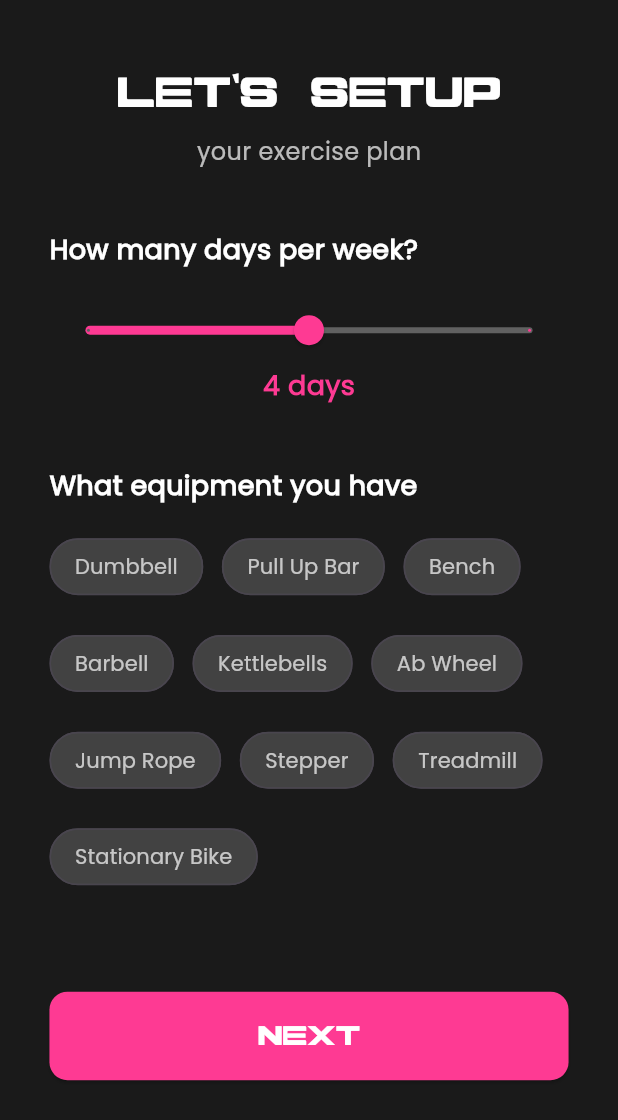
After one commit to amirhmzh02/smart_workout, a Flutter app: the WorkoutSetupScreen screen opened directly, on a phone screen of 412 x 824 dp. The commit adds this screen. Shown: the top 1120 px of the screen. Run offline on Flutter 3.47's test engine with Material 3 defaults, Android fonts, the phone set to English and light mode, and no system bars; our stand-ins replace chewie, fl_chart, flutter_secure_storage, video_player; accounts and stored records are empty; network calls fail.

Commit message:
workout page

```diff
--- a/lib/modules/main_nav.dart
+++ b/lib/modules/main_nav.dart
@@ -34,7 +34,6 @@ class _MainNavState extends State<MainNav> {
               // Center button
               _showStartWorkoutDialog();
             } else  {
-              // Allow all tabs except Explore (index 3)
               setState(() => _currentIndex = index);
             }
           }),
--- a/lib/modules/plan/diet/screen/diet_screen.dart
+++ b/lib/modules/plan/diet/screen/diet_screen.dart
@@ -1,6 +1,4 @@
 import 'dart:convert';
-import 'package:flutter/material.dart';
-import 'package:flutter_secure_storage/flutter_secure_storage.dart';
 import 'package:http/http.dart' as http;
 import 'package:fyp/modules/global_import.dart';
 import 'package:fyp/modules/plan/diet/screen/menu_screen.dart';
--- /dev/null
+++ b/lib/modules/plan/exercise/controller/workout_setup_controller.dart
@@ -0,0 +1,87 @@
+import 'dart:convert';
+import 'package:http/http.dart' as http;
+import 'package:fyp/modules/global_import.dart';
+import 'package:fyp/modules/plan/exercise/screen/workoutSetup_screen.dart';
+
+class WorkoutSetupController {
+  final FlutterSecureStorage _storage = const FlutterSecureStorage();
+
+  Future<bool> saveWorkoutPlan({
+    required int daysPerWeek,
+    required List<String> equipmentList,
+  }) async {
+    final userId = await _storage.read(key: 'userId');
+    if (userId == null) throw Exception('User ID not found');
+
+    try {
+      final response = await http.post(
+        Uri.parse('http://$activeIP/save_workout_plan.php'),
+        headers: {'Content-Type': 'application/json'},
+        body: jsonEncode({
+          'user_id': userId,
+          'days_per_week': daysPerWeek,
+          'equipment_have': equipmentList,
+        }),
+      );
+
+      final data = jsonDecode(response.body);
+      return data['success'] == true;
+    } catch (e) {
+      throw Exception('Failed to save workout plan: $e');
+    }
+  }
+
+  Future<Map<String, dynamic>> getWorkoutPlan() async {
+    final userId = await _storage.read(key: 'userId');
+    if (userId == null) throw Exception('User ID not found');
+
+    try {
+      final response = await http.get(
+        Uri.parse('http://$activeIP/get_workout_plan.php?user_id=$userId'),
+      );
+
+      final data = jsonDecode(response.body);
+      if (data['success'] == true) {
+        return {
+          'days_per_week': data['data']['day_per_week'],
+          'equipment_have':
+              List<String>.from(jsonDecode(data['data']['equipment_have'])),
+        };
+      } else {
+        throw Exception('No workout plan found');
+      }
+    } catch (e) {
+      throw Exception('Failed to fetch workout plan: $e');
+    }
+  }
+
+  static Future<int> checkUser(BuildContext context) async {
+    final FlutterSecureStorage _storage = const FlutterSecureStorage();
+    final userId = await _storage.read(key: 'userId');
+
+    if (userId == null) throw Exception('User ID not found');
+
+    try {
+      final response = await http.post(
+        Uri.parse('http://$activeIP/check_workout_plan.php'),
+        headers: {'Content-Type': 'application/json'},
+        body: jsonEncode({'user_id': userId}),
+      );
+
+      final data = jsonDecode(response.body);
+      if (data['success'] == true && data['hasPlan'] == true) {
+        return 1;
+      } else {
+        Navigator.push(
+          context,
+          MaterialPageRoute(
+            builder: (context) => const WorkoutSetupScreen(),
+          ),
+        );
+        return 0;
+      }
+    } catch (e) {
+      throw Exception('Failed to check workout plan: $e');
+    }
+  }
+}
--- /dev/null
+++ b/lib/modules/plan/exercise/screen/workoutSetup_screen.dart
@@ -0,0 +1,203 @@
+import 'package:flutter/material.dart';
+import 'package:fyp/modules/global_import.dart';
+import 'package:fyp/modules/plan/exercise/controller/workout_setup_controller.dart';
+import 'package:fyp/modules/plan/exercise/screen/workout_screen.dart';
+
+class WorkoutSetupScreen extends StatefulWidget {
+  const WorkoutSetupScreen({super.key});
+
+  @override
+  State<WorkoutSetupScreen> createState() => _WorkoutSetupScreenState();
+}
+
+class _WorkoutSetupScreenState extends State<WorkoutSetupScreen> {
+  double _workoutDays = 4; // Default to 4 days
+  final List<String> _equipment = [
+    'Dumbbell',
+    'Pull Up Bar',
+    'Bench',
+    'Barbell',
+    'Kettlebells',
+    'Ab Wheel',
+    'Jump Rope',
+    'Stepper',
+    'Treadmill',
+    'Stationary Bike',
+  ];
+  final List<String> _selectedEquipment = [];
+
+  @override
+  Widget build(BuildContext context) {
+    final screenHeight = MediaQuery.of(context).size.height;
+    final screenWidth = MediaQuery.of(context).size.width;
+
+    return Scaffold(
+      backgroundColor: AppColors.background,
+      body: SafeArea(
+        child: SingleChildScrollView(
+          padding: EdgeInsets.symmetric(
+            horizontal: screenWidth * 0.08,
+            vertical: screenHeight * 0.05,
+          ),
+          child: Column(
+            crossAxisAlignment: CrossAxisAlignment.start,
+            children: [
+              // Header
+              Center(
+                child: Column(
+                  mainAxisSize: MainAxisSize.min,
+                  children: [
+                    Text(
+                      "LET'S SETUP",
+                      style: TextStyle(
+                        fontSize: 28,
+                        fontWeight: FontWeight.bold,
+                        color: Colors.white,
+                        fontFamily: AppFonts.primary,
+                      ),
+                    ),
+                    SizedBox(height: screenHeight * 0.01),
+                    Text(
+                      'your exercise plan',
+                      style: TextStyle(
+                        fontSize: 16,
+                        color: Colors.white.withOpacity(0.7),
+                        fontFamily: AppFonts.secondary,
+                      ),
+                    ),
+                  ],
+                ),
+              ),
+
+              SizedBox(height: screenHeight * 0.05),
+
+              // Days per week slider
+              _buildLabel('How many days per week?'),
+              SizedBox(height: screenHeight * 0.02),
+
+              // Slider for 3-5 days
+              Slider(
+                value: _workoutDays,
+                min: 3,
+                max: 5,
+                divisions: 2, // This will give us 3, 4, and 5
+                activeColor: AppColors.pink,
+                inactiveColor: Colors.grey[700],
+                label: _workoutDays.round().toString(),
+                onChanged: (value) {
+                  setState(() {
+                    _workoutDays = value;
+                  });
+                },
+              ),
+              Center(
+                child: Text(
+                  '${_workoutDays.round()} days',
+                  style: TextStyle(
+                    color: AppColors.pink,
+                    fontSize: 18,
+                    fontWeight: FontWeight.bold,
+                  ),
+                ),
+              ),
+              SizedBox(height: screenHeight * 0.05),
+
+              // Rest of your content...
+              _buildLabel('What equipment you have'),
+              SizedBox(height: screenHeight * 0.02),
+
+              // Equipment chips
+              Wrap(
+                spacing: screenWidth * 0.03,
+                runSpacing: screenHeight * 0.02,
+                children: _equipment.map((item) {
+                  final isSelected = _selectedEquipment.contains(item);
+                  return FilterChip(
+                    label: Text(
+                      item,
+                      style: TextStyle(
+                        color: isSelected
+                            ? Colors.white
+                            : Colors.white.withOpacity(0.7),
+                        fontFamily: AppFonts.secondary,
+                      ),
+                    ),
+                    selected: isSelected,
+                    backgroundColor: Colors.grey[800],
+                    selectedColor: AppColors.pink,
+                    shape: StadiumBorder(),
+                    onSelected: (selected) {
+                      setState(() {
+                        if (selected) {
+                          _selectedEquipment.add(item);
+                        } else {
+                          _selectedEquipment.remove(item);
+                        }
+                      });
+                    },
+                  );
+                }).toList(),
+              ),
+              SizedBox(height: screenHeight * 0.08),
+
+              // Next Button
+              SizedBox(
+                width: double.infinity,
+                child: ElevatedButton(
+                  onPressed: () async {
+                    final controller = WorkoutSetupController();
+                    final success = await controller.saveWorkoutPlan(
+                      daysPerWeek: _workoutDays.round(),
+                      equipmentList: _selectedEquipment,
+                    );
+
+                    if (success) {
+                      // Navigate to next screen if saved successfully
+                      Navigator.pop(context, 'setup_complete');
+
+                    } else {
+                      // Optional: Show error if saving failed
+                      ScaffoldMessenger.of(context).showSnackBar(
+                        SnackBar(content: Text('Failed to save workout plan')),
+                      );
+                    }
+                  },
+                  style: ElevatedButton.styleFrom(
+                    backgroundColor: AppColors.pink,
+                    padding: EdgeInsets.symmetric(
+                      vertical: screenHeight * 0.02,
+                    ),
+                    shape: RoundedRectangleBorder(
+                      borderRadius: BorderRadius.circular(12),
+                    ),
+                  ),
+                  child: Text(
+                    'NEXT',
+                    style: TextStyle(
+                      fontFamily: AppFonts.primary,
+                      fontSize: 18,
+                      fontWeight: FontWeight.bold,
+                      color: Colors.white,
+                    ),
+                  ),
+                ),
+              ),
+            ],
+          ),
+        ),
+      ),
+    );
+  }
+
+  Widget _buildLabel(String text) {
+    return Text(
+      text,
+      style: TextStyle(
+        fontSize: 18,
+        fontWeight: FontWeight.bold,
+        color: Colors.white,
+        fontFamily: AppFonts.secondary,
+      ),
+    );
+  }
+}
--- a/lib/shared/widgets/plan_tab_widget.dart
+++ b/lib/shared/widgets/plan_tab_widget.dart
@@ -1,7 +1,7 @@
 import 'package:flutter/material.dart';
 import 'package:fyp/modules/global_import.dart';
 import 'package:fyp/modules/plan/diet/screen/diet_screen.dart';
-import 'package:fyp/modules/plan/exercise_screen.dart';
+import 'package:fyp/modules/plan/exercise/screen/workout_screen.dart';
 
 class PlanTabWidget extends StatefulWidget {
   const PlanTabWidget({super.key});
```
Also changed, not shown: lib/modules/plan/exercise/screen/workout_screen.dart (added, +306 -0 lines), lib/modules/plan/exercise_screen.dart (deleted, +0 -20 lines), lib/shared/widgets/workout_card.dart (added, +81 -0 lines), 4 other files.
